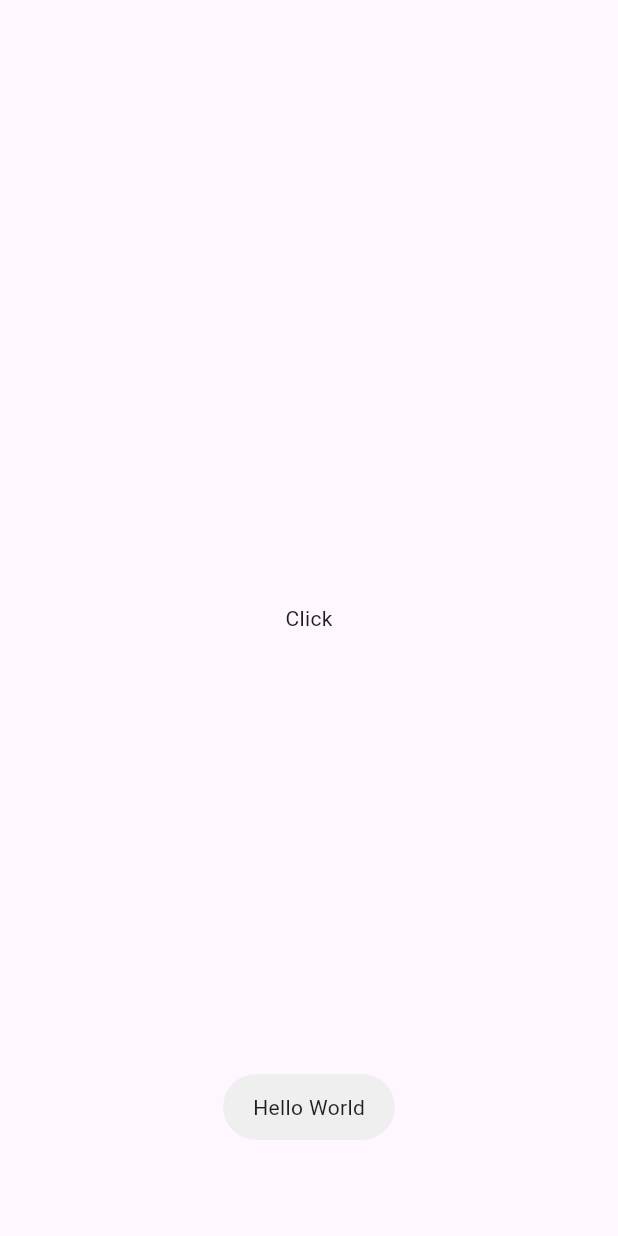
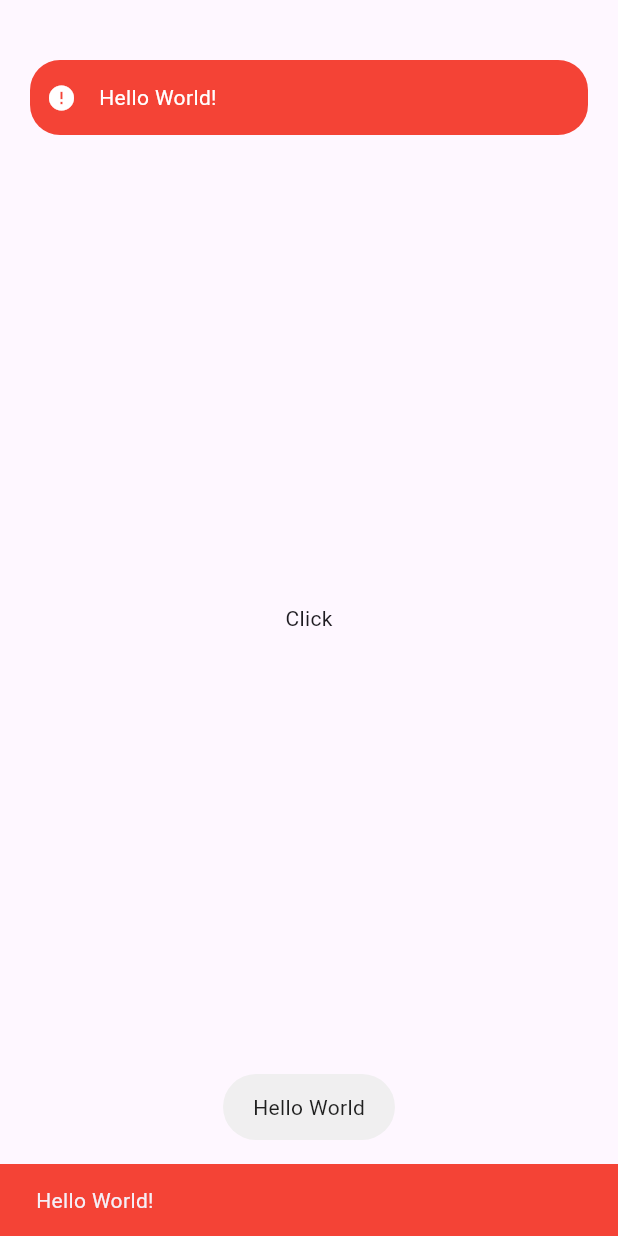
Before and after one commit to panhwersadaqat/flutter_mvvm_clean_arch, a Flutter app: the screen it shows after launch, after a tap on "Click", on a phone screen of 412 x 824 dp. Run offline on Flutter 3.47's test engine with Material 2 defaults, Android fonts, the phone set to English and light mode, and no system bars; drawn by our look-alikes of another_flushbar; our stand-ins replace fluttertoast.

Commit message:
worked on genaric util methods

```diff
--- a/lib/utils/utils.dart
+++ b/lib/utils/utils.dart
@@ -1,7 +1,39 @@
+import 'package:another_flushbar/flushbar_route.dart';
+import 'package:flutter/cupertino.dart';
+import 'package:flutter/material.dart';
 import 'package:fluttertoast/fluttertoast.dart';
+import 'package:another_flushbar/flushbar.dart';
 
 class Utils{
+
   static toastMessage(String message) {
     Fluttertoast.showToast(msg: message);
   }
+
+  static void flushBarErrorMessage (String message, BuildContext context) {
+    showFlushbar(context: context,
+      flushbar: Flushbar(
+        forwardAnimationCurve: Curves.decelerate,
+        margin: const EdgeInsets.symmetric(horizontal: 20, vertical: 40),
+        padding: const EdgeInsets.all(15),
+        message: message,
+        duration: const Duration(seconds: 3),
+        borderRadius: BorderRadius.circular(20),
+        flushbarPosition: FlushbarPosition.TOP,
+        backgroundColor: Colors.red,
+        reverseAnimationCurve: Curves.easeInOut,
+        positionOffset: 20,
+        icon: const Icon(Icons.error, size: 20, color: Colors.white,),
+      )..show(context),
+    );
+  }
+
+    static snackBar (String message, BuildContext context){
+      return ScaffoldMessenger.of (context) . showSnackBar (
+          SnackBar(
+            backgroundColor: Colors.red,
+            content: Text (message))
+          );
+    }
+
 }
--- a/lib/view/login_screen.dart
+++ b/lib/view/login_screen.dart
@@ -16,6 +16,8 @@ class _LoginScreenState extends State<LoginScreen> {
       body: Center(
         child: InkWell(
           onTap: (){
+            Utils.flushBarErrorMessage('Hello World!', context);
+            Utils.snackBar("Hello World!", context);
             Utils.toastMessage('Hello World');
            // Navigator.pushNamed(context, RoutesName.home);
           },
```
